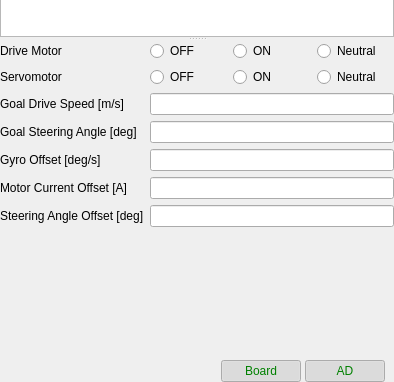
Old version of the form rc110_rviz_panel/src/rc110_panel.ui in the repository zmp/robocar110_ros; both pictures show x 0 to 394 and y 288 to 670 of the 394 by 670 pixel window.
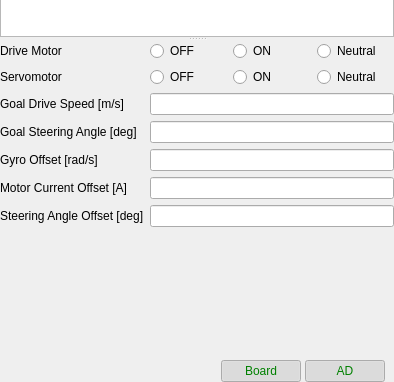
New version of the form. Icons and pictures are not drawn.

The edit to the form file:
```diff
--- a/rc110_rviz_panel/src/rc110_panel.ui
+++ b/rc110_rviz_panel/src/rc110_panel.ui
@@ -155,7 +155,7 @@
        <item row="7" column="0">
         <widget class="QLabel" name="gyroOffsetLabel">
          <property name="text">
-          <string>Gyro Offset [deg/s]</string>
+          <string>Gyro Offset [rad/s]</string>
          </property>
         </widget>
        </item>
```
Left out of the diff: 2 changed lines with no effect on the pictures.
